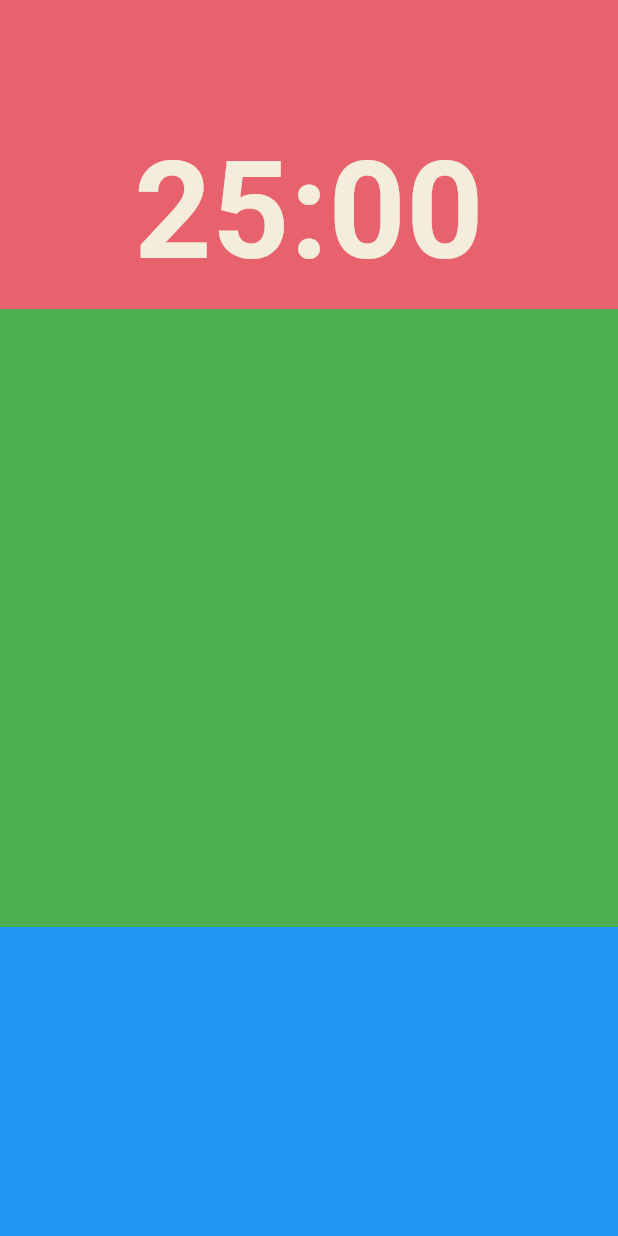
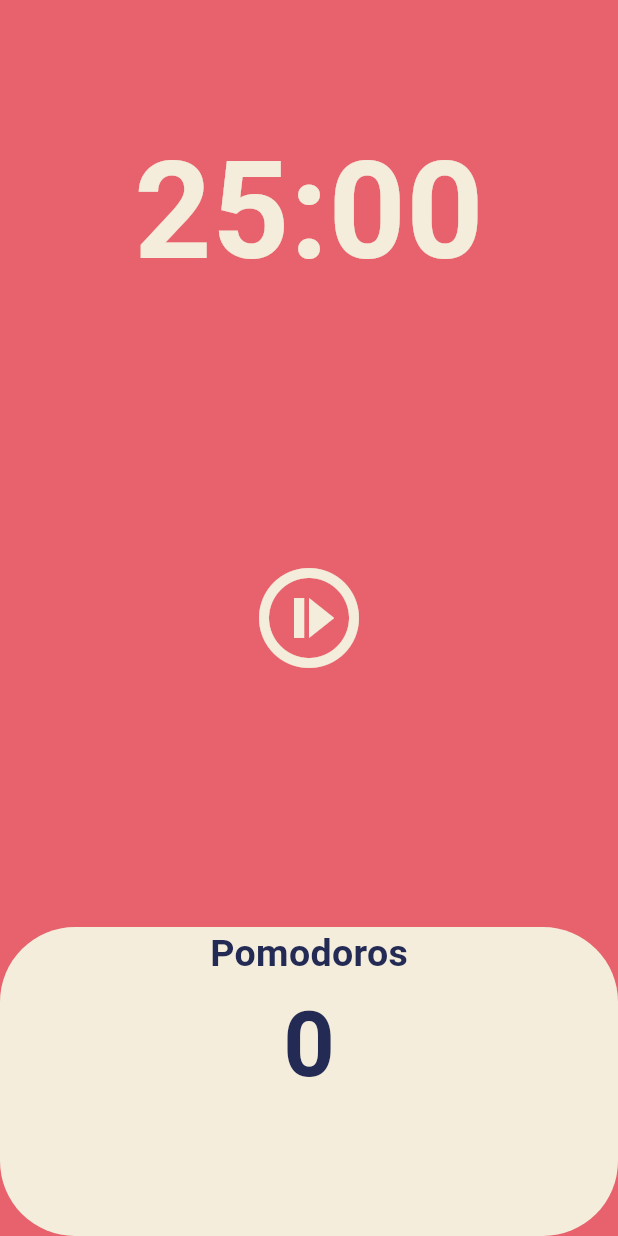
Before and after one commit to gaegulgaegul/learn-flutter, a Flutter app: the screen it shows after launch, on a phone screen of 412 x 824 dp. Run offline on Flutter 3.47's test engine with Material 3 defaults, Android fonts, the phone set to English and light mode, and no system bars.

Commit message:
feat 버튼 및 표시 영역 구성

```diff
--- a/app_pomodoros/lib/screens/home_screen.dart
+++ b/app_pomodoros/lib/screens/home_screen.dart
@@ -30,14 +30,48 @@ class _HomeScreenState extends State<HomeScreen> {
           ),
           Flexible(
             flex: 2,
-            child: Container(
-              color: Colors.green,
+            child: Center(
+              child: IconButton(
+                iconSize: 80,
+                color: Theme.of(context).cardColor,
+                onPressed: () {},
+                icon: Icon(Icons.not_started_outlined),
+              ),
             )
           ),
           Flexible(
             flex: 1,
-            child: Container(
-              color: Colors.blue,
+            child: Row(
+              children: [
+                Expanded(
+                  child: Container(
+                    decoration: BoxDecoration(
+                      color: Theme.of(context).cardColor,
+                      borderRadius: BorderRadius.circular(50)
+                    ),
+                    child: Column(
+                      children: [
+                        Text(
+                          'Pomodoros',
+                          style: TextStyle(
+                            color: Theme.of(context).textTheme.displayLarge?.color,
+                            fontSize: 25,
+                            fontWeight: FontWeight.w600,
+                          ),
+                        ),
+                        Text(
+                          '0',
+                          style: TextStyle(
+                            color: Theme.of(context).textTheme.displayLarge?.color,
+                            fontSize: 60,
+                            fontWeight: FontWeight.w600,
+                          ),
+                        ),
+                      ],
+                    ),
+                  ),
+                ),
+              ],
             )
           ),
         ],
```
